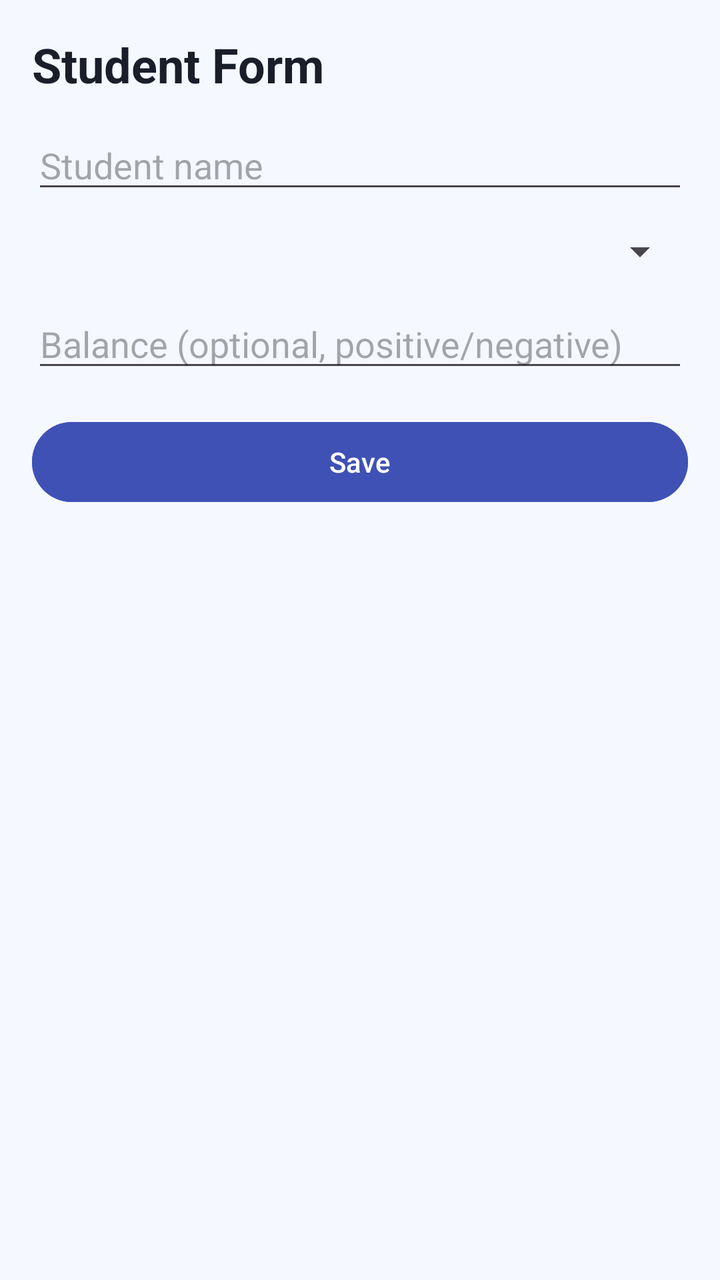
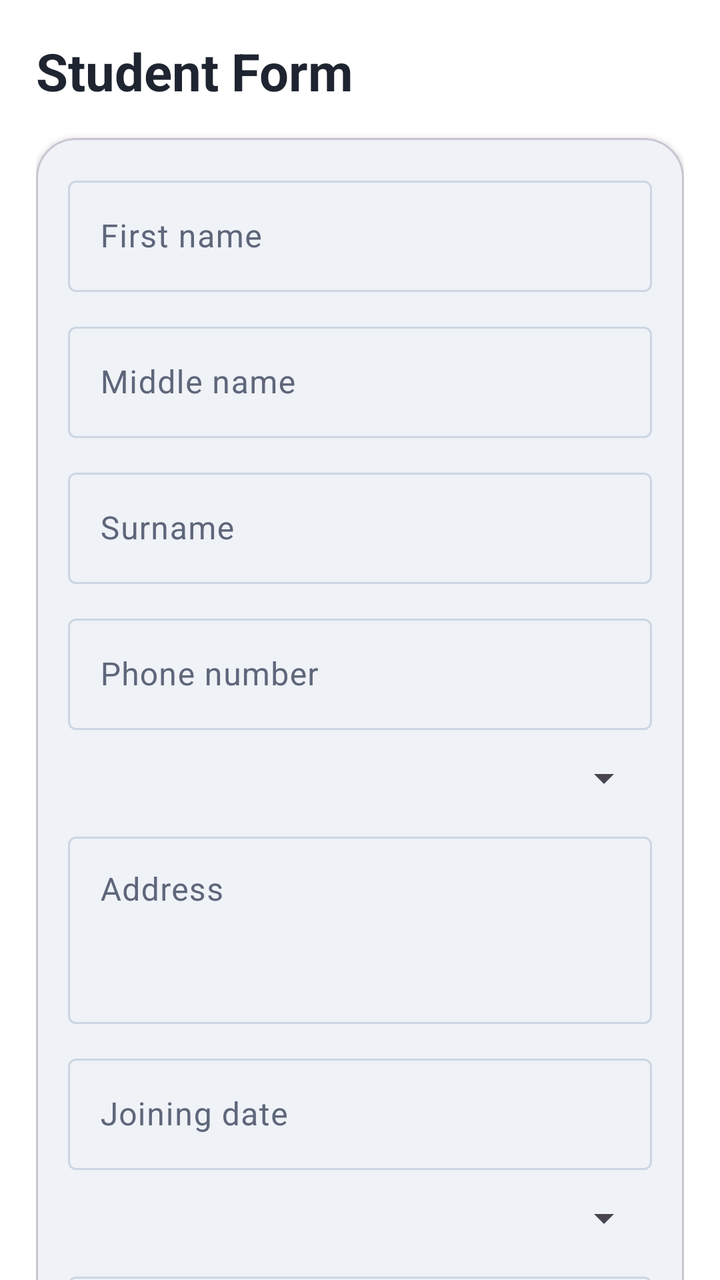

Before-and-after screenshots of an Android layout around one commit, followed by the original layout XML and the change that was made.
<!-- AndroidManifest.xml: application theme Theme.SSJB -->
<!-- res/layout/activity_student_form.xml -->
<?xml version="1.0" encoding="utf-8"?>
<ScrollView xmlns:android="http://schemas.android.com/apk/res/android"
    android:layout_width="match_parent"
    android:layout_height="match_parent"
    android:background="@color/surface_bg">

    <LinearLayout
        android:layout_width="match_parent"
        android:layout_height="wrap_content"
        android:orientation="vertical"
        android:padding="16dp">

        <TextView
            android:layout_width="wrap_content"
            android:layout_height="wrap_content"
            android:layout_marginBottom="12dp"
            android:text="@string/student_form"
            android:textColor="@color/brand_text"
            android:textSize="24sp"
            android:textStyle="bold" />

        <EditText
            android:id="@+id/studentNameInput"
            android:layout_width="match_parent"
            android:layout_height="wrap_content"
            android:hint="@string/student_name"
            android:inputType="textPersonName" />

        <Spinner
            android:id="@+id/instrumentSpinner"
            android:layout_width="match_parent"
            android:layout_height="wrap_content"
            android:layout_marginTop="12dp" />

        <EditText
            android:id="@+id/balanceInput"
            android:layout_width="match_parent"
            android:layout_height="wrap_content"
            android:layout_marginTop="12dp"
            android:hint="@string/balance_hint"
            android:inputType="numberSigned|numberDecimal" />

        <Button
            android:id="@+id/saveStudentButton"
            android:layout_width="match_parent"
            android:layout_height="wrap_content"
            android:layout_marginTop="16dp"
            android:backgroundTint="@color/brand_primary"
            android:text="@string/save"
            android:textAllCaps="false" />
    </LinearLayout>
</ScrollView>
<!-- resources referenced by this layout -->
<resources>
  <color name="brand_primary">#FF3F51B5</color>
  <color name="brand_text">#FF1A1E2B</color>
  <color name="surface_bg">#FFF5F8FF</color>
  <string name="balance_hint">Balance (optional, positive/negative)</string>
  <string name="save">Save</string>
  <string name="student_form">Student Form</string>
  <string name="student_name">Student name</string>
  <style name="Theme.SSJB" parent="Base.Theme.SSJB" />
  <style name="Base.Theme.SSJB" parent="Theme.Material3.DayNight.NoActionBar">
          
          
      </style>
</resources>

<!-- the commit's change to res/layout/activity_student_form.xml (unified diff, before → after) -->
@@ -1,52 +1,169 @@
 <?xml version="1.0" encoding="utf-8"?>
-<ScrollView xmlns:android="http://schemas.android.com/apk/res/android"
+<androidx.core.widget.NestedScrollView xmlns:android="http://schemas.android.com/apk/res/android"
+    xmlns:app="http://schemas.android.com/apk/res-auto"
     android:layout_width="match_parent"
     android:layout_height="match_parent"
-    android:background="@color/surface_bg">
+    android:background="?attr/colorSurface">
+    android:fillViewport="true">
 
     <LinearLayout
         android:layout_width="match_parent"
         android:layout_height="wrap_content"
         android:orientation="vertical"
-        android:padding="16dp">
+        android:padding="18dp">
 
         <TextView
-            android:layout_width="wrap_content"
+            android:layout_width="match_parent"
             android:layout_height="wrap_content"
-            android:layout_marginBottom="12dp"
             android:text="@string/student_form"
-            android:textColor="@color/brand_text"
-            android:textSize="24sp"
+            android:textColor="?attr/colorOnBackground"
+            android:textSize="26sp"
             android:textStyle="bold" />
 
-        <EditText
-            android:id="@+id/studentNameInput"
-            android:layout_width="match_parent"
-            android:layout_height="wrap_content"
-            android:hint="@string/student_name"
-            android:inputType="textPersonName" />
-
-        <Spinner
-            android:id="@+id/instrumentSpinner"
-            android:layout_width="match_parent"
-            android:layout_height="wrap_content"
-            android:layout_marginTop="12dp" />
-
-        <EditText
-            android:id="@+id/balanceInput"
-            android:layout_width="match_parent"
-            android:layout_height="wrap_content"
-            android:layout_marginTop="12dp"
-            android:hint="@string/balance_hint"
-            android:inputType="numberSigned|numberDecimal" />
-
-        <Button
-            android:id="@+id/saveStudentButton"
+        <com.google.android.material.card.MaterialCardView
             android:layout_width="match_parent"
             android:layout_height="wrap_content"
             android:layout_marginTop="16dp"
-            android:backgroundTint="@color/brand_primary"
-            android:text="@string/save"
-            android:textAllCaps="false" />
+            app:cardBackgroundColor="?attr/colorSurface"
+            app:cardCornerRadius="20dp"
+            app:cardElevation="2dp">
+
+            <LinearLayout
+                android:layout_width="match_parent"
+                android:layout_height="wrap_content"
+                android:orientation="vertical"
+                android:padding="16dp">
+
+                <com.google.android.material.textfield.TextInputLayout
+                    android:layout_width="match_parent"
+                    android:layout_height="wrap_content"
+                    android:hint="@string/student_name">
+
+                    <com.google.android.material.textfield.TextInputEditText
+                        android:id="@+id/studentNameInput"
+                        android:layout_width="match_parent"
+                        android:layout_height="wrap_content"
+                        android:inputType="textPersonName" />
+                </com.google.android.material.textfield.TextInputLayout>
+
+                <com.google.android.material.textfield.TextInputLayout
+                    android:layout_width="match_parent"
+                    android:layout_height="wrap_content"
+                    android:layout_marginTop="12dp"
+                    android:hint="@string/middle_name">
+
+                    <com.google.android.material.textfield.TextInputEditText
+                        android:id="@+id/middleNameInput"
+                        android:layout_width="match_parent"
+                        android:layout_height="wrap_content"
+                        android:inputType="textPersonName" />
+                </com.google.android.material.textfield.TextInputLayout>
+
+                <com.google.android.material.textfield.TextInputLayout
+                    android:layout_width="match_parent"
+                    android:layout_height="wrap_content"
+                    android:layout_marginTop="12dp"
+                    android:hint="@string/surname">
+
+                    <com.google.android.material.textfield.TextInputEditText
+                        android:id="@+id/surnameInput"
+                        android:layout_width="match_parent"
+                        android:layout_height="wrap_content"
+                        android:inputType="textPersonName" />
+                </com.google.android.material.textfield.TextInputLayout>
+
+                <com.google.android.material.textfield.TextInputLayout
+                    android:layout_width="match_parent"
+                    android:layout_height="wrap_content"
+                    android:layout_marginTop="12dp"
+                    android:hint="@string/phone_number">
+
+                    <com.google.android.material.textfield.TextInputEditText
+                        android:id="@+id/phoneInput"
+                        android:layout_width="match_parent"
+                        android:layout_height="wrap_content"
+                        android:inputType="phone" />
+                </com.google.android.material.textfield.TextInputLayout>
+
+                <Spinner
+                    android:id="@+id/instrumentSpinner"
+                    android:layout_width="match_parent"
+                    android:layout_height="wrap_content"
+                    android:layout_marginTop="12dp" />
+
+                <com.google.android.material.textfield.TextInputLayout
+                    android:layout_width="match_parent"
+                    android:layout_height="wrap_content"
+                    android:layout_marginTop="12dp"
+                    android:hint="@string/address">
+
+                    <com.google.android.material.textfield.TextInputEditText
+                        android:id="@+id/addressInput"
+                        android:layout_width="match_parent"
+                        android:layout_height="wrap_content"
+                        android:minLines="3"
+                        android:gravity="top"
+                        android:inputType="textMultiLine|textPostalAddress" />
+                </com.google.android.material.textfield.TextInputLayout>
+
+                <com.google.android.material.textfield.TextInputLayout
+                    android:layout_width="match_parent"
+                    android:layout_height="wrap_content"
+                    android:layout_marginTop="12dp"
+                    android:hint="@string/joining_date">
+
+                    <com.google.android.material.textfield.TextInputEditText
+                        android:id="@+id/joiningDateInput"
+                        android:layout_width="match_parent"
+                        android:layout_height="wrap_content"
+                        android:focusable="false"
+                        android:clickable="true"
+                        android:cursorVisible="false"
+                        android:inputType="none" />
+                </com.google.android.material.textfield.TextInputLayout>
+
+                <Spinner
+                    android:id="@+id/knowledgeSpinner"
+                    android:layout_width="match_parent"
+                    android:layout_height="wrap_content"
+                    android:layout_marginTop="12dp" />
+
+                <com.google.android.material.textfield.TextInputLayout
+                    android:layout_width="match_parent"
+                    android:layout_height="wrap_content"
+                    android:layout_marginTop="12dp"
+                    android:hint="@string/balance_hint">
+
+                    <com.google.android.material.textfield.TextInputEditText
+                        android:id="@+id/balanceInput"
+                        android:layout_width="match_parent"
+                        android:layout_height="wrap_content"
+                        android:inputType="numberSigned|numberDecimal" />
+                </com.google.android.material.textfield.TextInputLayout>
+
+                <TextView
+                    android:layout_width="match_parent"
+                    android:layout_height="wrap_content"
+                    android:layout_marginTop="10dp"
+                    android:text="@string/last_update"
+                    android:textColor="?attr/colorOnSurfaceVariant" />
+
+                <TextView
+                    android:id="@+id/lastUpdatedText"
+                    android:layout_width="match_parent"
+                    android:layout_height="wrap_content"
+                    android:layout_marginTop="2dp"
+                    android:textColor="?attr/colorOnSurface"
+                    android:textStyle="bold" />
+
+                <com.google.android.material.button.MaterialButton
+                    android:id="@+id/saveStudentButton"
+                    android:layout_width="match_parent"
+                    android:layout_height="wrap_content"
+                    android:layout_marginTop="18dp"
+                    android:text="@string/save"
+                    android:textAllCaps="false" />
+            </LinearLayout>
+        </com.google.android.material.card.MaterialCardView>
     </LinearLayout>
-</ScrollView>
+</androidx.core.widget.NestedScrollView>
<!-- resource entries referenced after the edit -->
@@ -1,16 +1,44 @@
 <!-- resources referenced by this layout -->
 <resources>
-  <color name="brand_primary">#FF3F51B5</color>
-  <color name="brand_text">#FF1A1E2B</color>
-  <color name="surface_bg">#FFF5F8FF</color>
+  <string name="address">Address</string>
   <string name="balance_hint">Balance (optional, positive/negative)</string>
+  <string name="joining_date">Joining date</string>
+  <string name="last_update">Last updated</string>
+  <string name="middle_name">Middle name</string>
+  <string name="phone_number">Phone number</string>
   <string name="save">Save</string>
   <string name="student_form">Student Form</string>
-  <string name="student_name">Student name</string>
+  <string name="student_name">First name</string>
+  <string name="surname">Surname</string>
   <style name="Theme.SSJB" parent="Base.Theme.SSJB" />
   <style name="Base.Theme.SSJB" parent="Theme.Material3.DayNight.NoActionBar">
-          
-          
+          <item name="colorPrimary">@color/ssjb_primary</item>
+          <item name="colorOnPrimary">@color/ssjb_on_primary</item>
+          <item name="colorSecondary">@color/ssjb_secondary</item>
+          <item name="colorTertiary">@color/ssjb_tertiary</item>
+          <item name="colorOnBackground">@color/ssjb_on_background</item>
+          <item name="colorSurface">@color/ssjb_surface</item>
+          <item name="colorOnSurface">@color/ssjb_on_surface</item>
+          <item name="colorSurfaceVariant">@color/ssjb_surface_variant</item>
+          <item name="colorOnSurfaceVariant">@color/ssjb_on_surface_variant</item>
+          <item name="colorOutline">@color/ssjb_outline</item>
+          <item name="colorError">@color/ssjb_error</item>
+          <item name="android:statusBarColor">@color/ssjb_background</item>
+          <item name="android:navigationBarColor">@color/ssjb_background</item>
+          <item name="android:windowBackground">@color/ssjb_background</item>
+          <item name="android:forceDarkAllowed">true</item>
       </style>
+  <color name="ssjb_primary">#1F4B99</color>
+  <color name="ssjb_on_primary">#FFFFFF</color>
+  <color name="ssjb_secondary">#0F766E</color>
+  <color name="ssjb_tertiary">#A15E2E</color>
+  <color name="ssjb_on_background">#1E2430</color>
+  <color name="ssjb_surface">#FFFFFF</color>
+  <color name="ssjb_on_surface">#1E2430</color>
+  <color name="ssjb_surface_variant">#E7EEF8</color>
+  <color name="ssjb_on_surface_variant">#5E667A</color>
+  <color name="ssjb_outline">#CCD6E2</color>
+  <color name="ssjb_error">#C62828</color>
+  <color name="ssjb_background">#F4F7FB</color>
 </resources>
 
